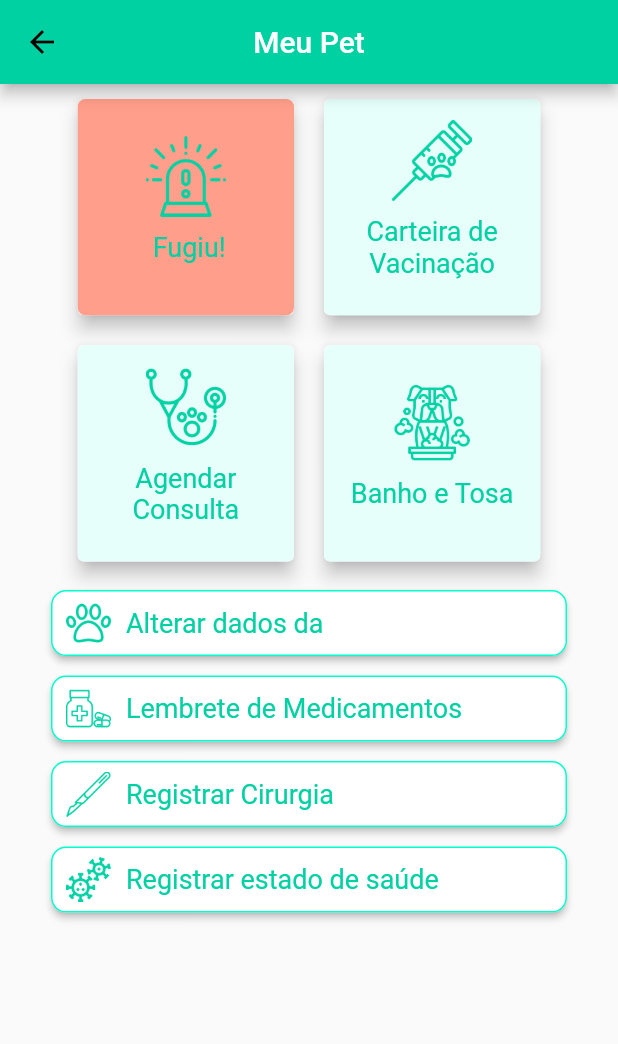
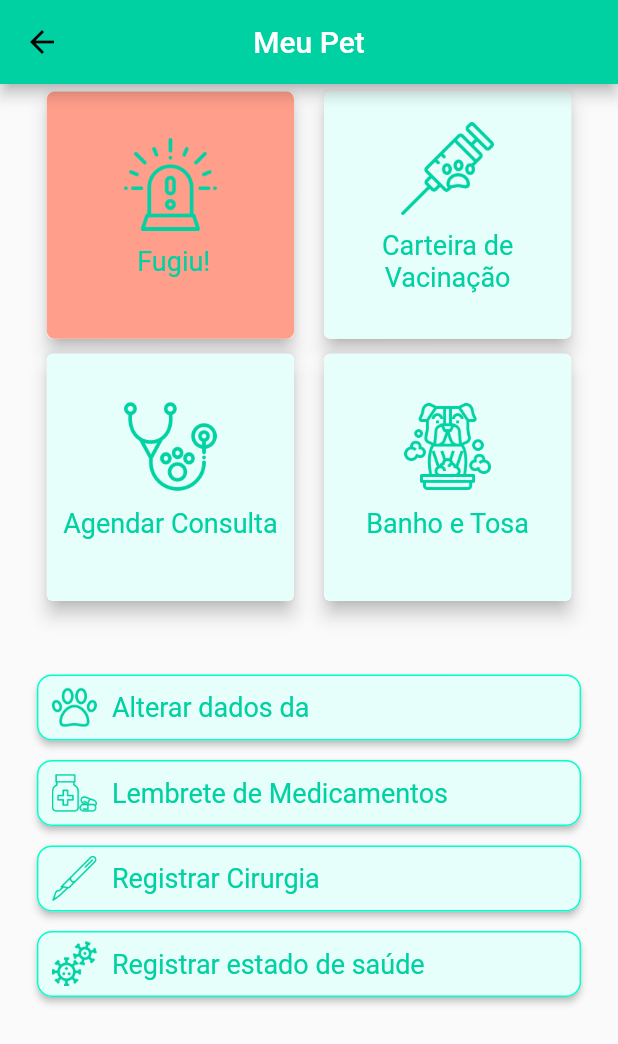
Before and after one commit to yohantsn/pets_manager, a Flutter app: the PetGeneralView screen opened directly with empty values, on a phone screen of 412 x 824 dp. Shown: the top 1044 px of the screen. Run offline on Flutter 3.47's test engine with Material 2 defaults, Android fonts, the light colour scheme and no system bars; our stand-ins replace bottom_navy_bar, flutter_masked_text, flutter_mobx, flutter_rating_bar, image_picker, latlong and 4 more; missing offline and left inert: dart:ffi, geocoder, mapbox_gl; generated files the repository leaves out were written again.

Commit message:
size icons in screen

```diff
--- a/lib/controllers/my_pet_forget_controller.dart
+++ b/lib/controllers/my_pet_forget_controller.dart
@@ -55,16 +55,17 @@ abstract class MyPetForgetControllerStore with Store {
   }
 
   @action
-  Future<void> savePetForget(PetsModel petsModel, String message) async {
+  void savePetForget(PetsModel petsModel, String message) {
     this.isLoading = true;
     PetForgetModel petForgetModel = PetForgetModel(
         petsModel: petsModel,
         lat: this.latLngClick.latitude,
         lon: this.latLngClick.longitude,
         mensagem: message);
-    await Future.delayed(Duration(seconds: 3));
-    this.isLoading = false;
-    this.isSucess = true;
-    //add to Firebase
+    Future.delayed(Duration(seconds: 3)).then((value){
+      this.isLoading = false;
+      this.isSucess = true;
+    });
+    //TODO - add to Firebase
   }
 }
--- a/lib/controllers/pets_forget_controller.dart
+++ b/lib/controllers/pets_forget_controller.dart
@@ -25,7 +25,7 @@ abstract class PetsForgetControllerStore with Store{
   }
 
   @action
-  void getPetForgetById(String id, String uid) async{
+  Future<void> getPetForgetById(String id, String uid) async{
     Map<String,dynamic> _map = await ListPetsForget.getPetForgetByIdRepositorie(id, uid);
     if(_map.isNotEmpty && _map != null){
       this.petForgetModel = PetForgetModel.fromJson(_map);
--- a/lib/views/pet/pet_general_view.dart
+++ b/lib/views/pet/pet_general_view.dart
@@ -33,19 +33,18 @@ class PetGeneralView extends StatelessWidget {
               width: MediaQuery.of(context).size.width,
             ),
             Padding(
-              padding: EdgeInsets.fromLTRB(5, 0, 5, 0),
+              padding: EdgeInsets.fromLTRB(5, 5, 5, 5),
               child: Row(
                 mainAxisSize: MainAxisSize.max,
                 mainAxisAlignment: MainAxisAlignment.center,
-                crossAxisAlignment: CrossAxisAlignment.center,
                 children: [
                   GestureDetector(
                     child: Card(
                         elevation: 5,
-                        margin: EdgeInsets.all(10),
+                        margin: EdgeInsets.only(right: 10),
                         child: Container(
-                          height: MediaQuery.of(context).size.width * 0.35,
-                          width: MediaQuery.of(context).size.width * 0.35,
+                          height: MediaQuery.of(context).size.width * 0.40,
+                          width: MediaQuery.of(context).size.width * 0.40,
                           decoration: BoxDecoration(
                               color: Color_Scheme.colorRed,
                               borderRadius: BorderRadius.circular(5)),
@@ -56,8 +55,8 @@ class PetGeneralView extends StatelessWidget {
                               Image.asset(
                                 "assets/images/alarme.png",
                                 height:
-                                MediaQuery.of(context).size.width * 0.13,
-                                width: MediaQuery.of(context).size.width * 0.13,
+                                    MediaQuery.of(context).size.width * 0.15,
+                                width: MediaQuery.of(context).size.width * 0.15,
                               ),
                               Padding(
                                 padding: EdgeInsets.all(10),
@@ -73,16 +72,20 @@ class PetGeneralView extends StatelessWidget {
                           ),
                         )),
                     onTap: () {
-                      Navigator.push(context, MaterialPageRoute(builder: (context) => MyPetForgetView(this._petsModel)));
+                      Navigator.push(
+                          context,
+                          MaterialPageRoute(
+                              builder: (context) =>
+                                  MyPetForgetView(this._petsModel)));
                     },
                   ),
                   GestureDetector(
                     child: Card(
                         elevation: 5,
-                        margin: EdgeInsets.all(10),
+                        margin: EdgeInsets.only(left: 10),
                         child: Container(
-                          height: MediaQuery.of(context).size.width * 0.35,
-                          width: MediaQuery.of(context).size.width * 0.35,
+                          height: MediaQuery.of(context).size.width * 0.40,
+                          width: MediaQuery.of(context).size.width * 0.40,
                           decoration: BoxDecoration(
                               color: Color_Scheme.secondaryLigthColor,
                               borderRadius: BorderRadius.circular(5)),
@@ -93,8 +96,8 @@ class PetGeneralView extends StatelessWidget {
                               Image.asset(
                                 "assets/images/vacina.png",
                                 height:
-                                MediaQuery.of(context).size.width * 0.13,
-                                width: MediaQuery.of(context).size.width * 0.13,
+                                    MediaQuery.of(context).size.width * 0.15,
+                                width: MediaQuery.of(context).size.width * 0.15,
                               ),
                               Padding(
                                 padding: EdgeInsets.all(10),
@@ -115,19 +118,18 @@ class PetGeneralView extends StatelessWidget {
               ),
             ),
             Padding(
-              padding: EdgeInsets.fromLTRB(5, 0, 5, 0),
+              padding: EdgeInsets.fromLTRB(5, 5, 5, 5),
               child: Row(
                 mainAxisSize: MainAxisSize.max,
                 mainAxisAlignment: MainAxisAlignment.center,
-                crossAxisAlignment: CrossAxisAlignment.center,
                 children: [
                   GestureDetector(
                     child: Card(
                         elevation: 5,
-                        margin: EdgeInsets.all(10),
+                        margin: EdgeInsets.only(right: 10),
                         child: Container(
-                          height: MediaQuery.of(context).size.width * 0.35,
-                          width: MediaQuery.of(context).size.width * 0.35,
+                          height: MediaQuery.of(context).size.width * 0.40,
+                          width: MediaQuery.of(context).size.width * 0.40,
                           decoration: BoxDecoration(
                               color: Color_Scheme.secondaryLigthColor,
                               borderRadius: BorderRadius.circular(5)),
@@ -138,8 +140,8 @@ class PetGeneralView extends StatelessWidget {
                               Image.asset(
                                 "assets/images/veterinario.png",
                                 height:
-                                MediaQuery.of(context).size.width * 0.13,
-                                width: MediaQuery.of(context).size.width * 0.13,
+                                    MediaQuery.of(context).size.width * 0.15,
+                                width: MediaQuery.of(context).size.width * 0.15,
                               ),
                               Padding(
                                 padding: EdgeInsets.all(10),
@@ -154,19 +156,26 @@ class PetGeneralView extends StatelessWidget {
                             ],
                           ),
                         )),
-                    onTap: ()  {
-                      _getPetPlace().then((value){
-                        Navigator.push(context, MaterialPageRoute(builder: (context) => ListVeterinariesView(petPlacesModel: value,)));
+                    onTap: () {
+                      _getPetPlace().then((value) {
+                        Navigator.push(
+                            context,
+                            MaterialPageRoute(
+                                builder: (context) => ListVeterinariesView(
+                                      petPlacesModel: value,
+                                    )));
                       });
                     },
                   ),
-                  GestureDetector(
+                  Align(
+                    alignment: Alignment.bottomRight,
+                    child: GestureDetector(
                       child: Card(
                           elevation: 5,
-                        margin: EdgeInsets.all(10),
+                          margin: EdgeInsets.only(left: 10),
                           child: Container(
-                          height: MediaQuery.of(context).size.width * 0.35,
-                          width: MediaQuery.of(context).size.width * 0.35,
+                            height: MediaQuery.of(context).size.width * 0.40,
+                            width: MediaQuery.of(context).size.width * 0.40,
                             decoration: BoxDecoration(
                                 color: Color_Scheme.secondaryLigthColor,
                                 borderRadius: BorderRadius.circular(5)),
@@ -177,8 +186,9 @@ class PetGeneralView extends StatelessWidget {
                                 Image.asset(
                                   "assets/images/banho_pet.png",
                                   height:
-                                MediaQuery.of(context).size.width * 0.13,
-                                width: MediaQuery.of(context).size.width * 0.13,
+                                      MediaQuery.of(context).size.width * 0.15,
+                                  width:
+                                      MediaQuery.of(context).size.width * 0.15,
                                 ),
                                 Padding(
                                   padding: EdgeInsets.all(10),
@@ -194,23 +204,33 @@ class PetGeneralView extends StatelessWidget {
                             ),
                           )),
                       onTap: () {
-                      _getPetPlace().then((value){
-                        Navigator.push(context, MaterialPageRoute(builder: (context) => ListPetShopsView(petPlacesModel: value,)));
+                        _getPetPlace().then((value) {
+                          Navigator.push(
+                              context,
+                              MaterialPageRoute(
+                                  builder: (context) => ListPetShopsView(
+                                        petPlacesModel: value,
+                                      )));
                         });
                       },
                     ),
+                  )
                 ],
               ),
             ),
             Padding(
-              padding: EdgeInsets.fromLTRB(30, 5, 30, 0),
+              padding: EdgeInsets.fromLTRB(
+                  MediaQuery.of(context).size.width * 0.05,
+                  40,
+                  MediaQuery.of(context).size.width * 0.05,
+                  0),
               child: GestureDetector(
                   child: Card(
                 elevation: 2,
                 shape: RoundedRectangleBorder(
                     side: BorderSide(color: Color_Scheme.secondaryColor),
-                    borderRadius: BorderRadius.circular(10)
-                  ),
+                    borderRadius: BorderRadius.circular(10)),
+                color: Color_Scheme.secondaryLigthColor,
                 child: Container(
                   margin: EdgeInsets.fromLTRB(5, 2, 5, 2),
                   height: 40,
@@ -239,18 +259,21 @@ class PetGeneralView extends StatelessWidget {
                     ],
                   ),
                 ),
-                )
-              ),
+              )),
             ),
             Padding(
-              padding: EdgeInsets.fromLTRB(30, 5, 30, 0),
+              padding: EdgeInsets.fromLTRB(
+                  MediaQuery.of(context).size.width * 0.05,
+                  5,
+                  MediaQuery.of(context).size.width * 0.05,
+                  0),
               child: GestureDetector(
                   child: Card(
                 elevation: 2,
                 shape: RoundedRectangleBorder(
                     side: BorderSide(color: Color_Scheme.secondaryColor),
-                        borderRadius: BorderRadius.circular(10)
-                    ),
+                    borderRadius: BorderRadius.circular(10)),
+                color: Color_Scheme.secondaryLigthColor,
                 child: Container(
                   margin: EdgeInsets.fromLTRB(5, 2, 5, 2),
                   height: 40,
@@ -279,18 +302,21 @@ class PetGeneralView extends StatelessWidget {
                     ],
                   ),
                 ),
-                  )
-              ),
+              )),
             ),
             Padding(
-              padding: EdgeInsets.fromLTRB(30, 5, 30, 0),
+              padding: EdgeInsets.fromLTRB(
+                  MediaQuery.of(context).size.width * 0.05,
+                  5,
+                  MediaQuery.of(context).size.width * 0.05,
+                  0),
               child: GestureDetector(
                   child: Card(
                 elevation: 2,
                 shape: RoundedRectangleBorder(
                     side: BorderSide(color: Color_Scheme.secondaryColor),
-                        borderRadius: BorderRadius.circular(10)
-                    ),
+                    borderRadius: BorderRadius.circular(10)),
+                color: Color_Scheme.secondaryLigthColor,
                 child: Container(
                   margin: EdgeInsets.fromLTRB(5, 2, 5, 2),
                   height: 40,
@@ -319,18 +345,21 @@ class PetGeneralView extends StatelessWidget {
                     ],
                   ),
                 ),
-                  )
-              ),
+              )),
             ),
             Padding(
-              padding: EdgeInsets.fromLTRB(30, 5, 30, 5),
+              padding: EdgeInsets.fromLTRB(
+                  MediaQuery.of(context).size.width * 0.05,
+                  5,
+                  MediaQuery.of(context).size.width * 0.05,
+                  5),
               child: GestureDetector(
                   child: Card(
                 elevation: 2,
                 shape: RoundedRectangleBorder(
                     side: BorderSide(color: Color_Scheme.secondaryColor),
-                        borderRadius: BorderRadius.circular(10)
-                    ),
+                    borderRadius: BorderRadius.circular(10)),
+                color: Color_Scheme.secondaryLigthColor,
                 child: Container(
                   margin: EdgeInsets.fromLTRB(5, 2, 5, 2),
                   height: 40,
@@ -359,8 +388,7 @@ class PetGeneralView extends StatelessWidget {
                     ],
                   ),
                 ),
-                  )
-              ),
+              )),
             ),
           ],
         ),
@@ -368,7 +396,7 @@ class PetGeneralView extends StatelessWidget {
     );
   }
 
-  Future<PetPlacesModel> _getPetPlace() async{
+  Future<PetPlacesModel> _getPetPlace() async {
     return await PetPlacesController().getPetPlaces();
   }
 }
```
Also changed, not shown: lib/controllers/my_pet_forget_controller.g.dart, lib/controllers/pets_forget_controller.g.dart. Lines whose indentation alone changed are shown as unchanged.
